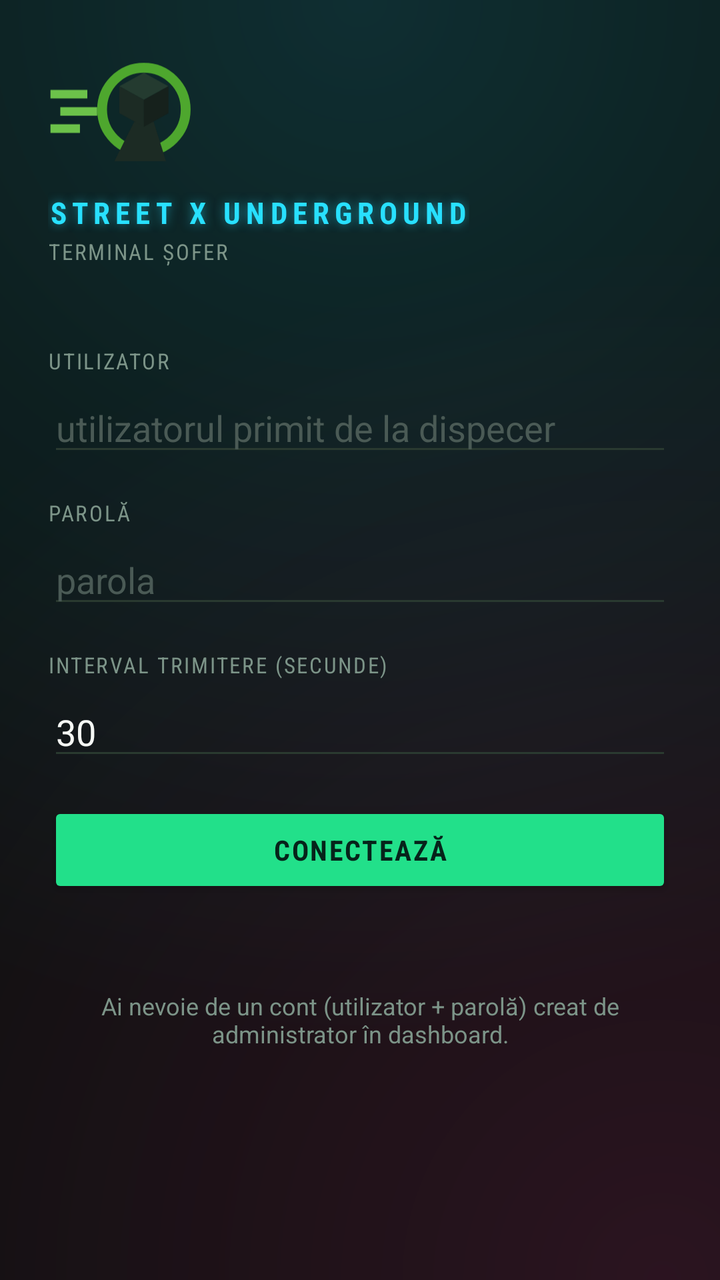
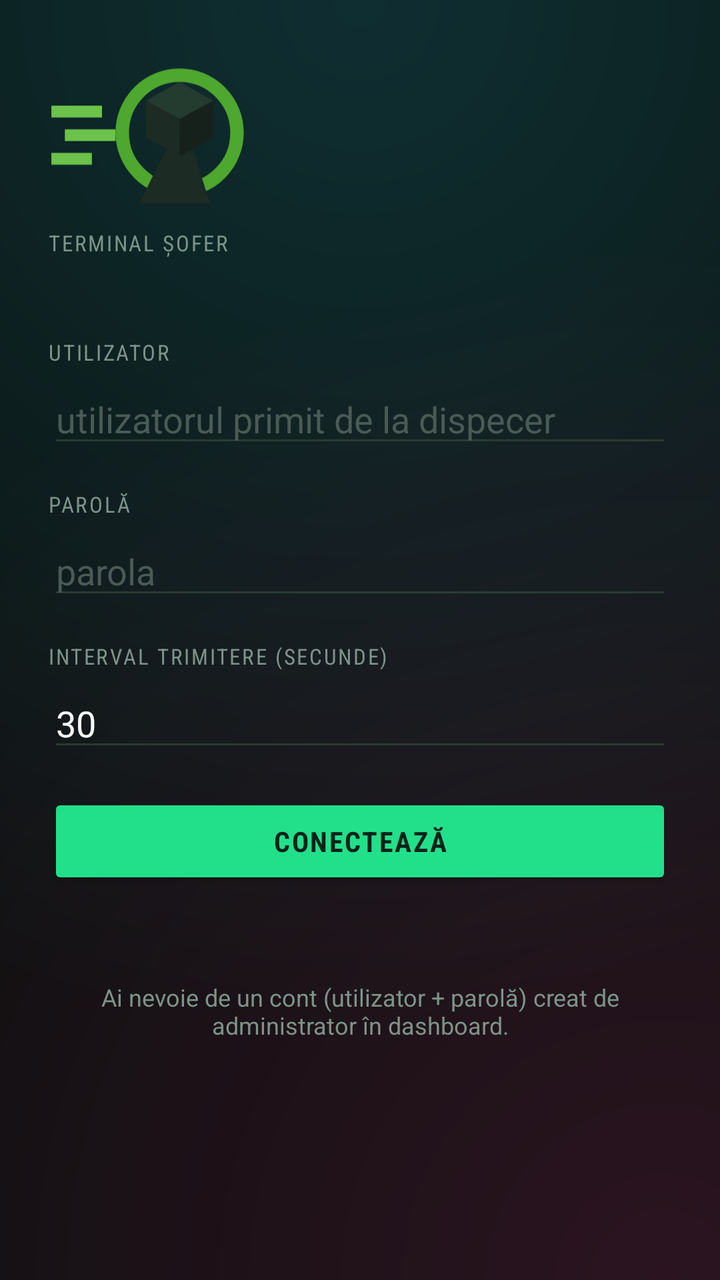

Two renders of the same Android screen: before a commit and after it. Below are the layout's source before the change and the commit's diff.
<!-- AndroidManifest.xml: application theme Theme.Material3.DayNight.NoActionBar -->
<!-- res/layout/activity_main.xml -->
<?xml version="1.0" encoding="utf-8"?>
<ScrollView xmlns:android="http://schemas.android.com/apk/res/android"
    xmlns:app="http://schemas.android.com/apk/res-auto"
    android:layout_width="match_parent"
    android:layout_height="match_parent"
    android:background="@drawable/bg_underground"
    android:fillViewport="true">

    <LinearLayout
        android:layout_width="match_parent"
        android:layout_height="wrap_content"
        android:orientation="vertical"
        android:padding="24dp">

        
        <LinearLayout
            android:layout_width="match_parent"
            android:layout_height="wrap_content"
            android:orientation="horizontal"
            android:gravity="center_vertical">

            <LinearLayout
                android:layout_width="0dp"
                android:layout_height="wrap_content"
                android:layout_weight="1"
                android:orientation="vertical">

                <ImageView
                    android:layout_width="wrap_content"
                    android:layout_height="64dp"
                    android:adjustViewBounds="true"
                    android:src="@drawable/ic_logo"
                    android:contentDescription="@string/app_name" />

                <TextView
                    style="@style/NeonTitle"
                    android:layout_marginTop="8dp"
                    android:text="Street X Underground"
                    android:textColor="#28e0ff"
                    android:textSize="15sp"
                    android:shadowColor="#8028e0ff"
                    android:shadowRadius="12"
                    android:shadowDx="0"
                    android:shadowDy="0" />

                <TextView
                    style="@style/Lbl"
                    android:layout_marginTop="2dp"
                    android:text="Terminal șofer"
                    android:textColor="#7c9488" />
            </LinearLayout>

            <com.google.android.material.imageview.ShapeableImageView
                android:id="@+id/ivProfile"
                android:layout_width="44dp"
                android:layout_height="44dp"
                android:scaleType="centerCrop"
                android:background="#173a2a"
                android:visibility="gone"
                app:shapeAppearanceOverlay="@style/CircleImage"
                app:strokeColor="#2fe08a"
                app:strokeWidth="2dp" />
        </LinearLayout>

        
        <LinearLayout
            android:id="@+id/loginBox"
            android:layout_width="match_parent"
            android:layout_height="wrap_content"
            android:orientation="vertical"
            android:layout_marginTop="20dp">

            <TextView style="@style/Lbl" android:text="Utilizator" />
            <EditText
                android:id="@+id/etUser"
                style="@style/Inp"
                android:hint="utilizatorul primit de la dispecer"
                android:inputType="text"
                android:autofillHints="username" />

            <TextView style="@style/Lbl" android:text="Parolă" />
            <EditText
                android:id="@+id/etPass"
                style="@style/Inp"
                android:hint="parola"
                android:inputType="textPassword"
                android:autofillHints="password" />

            <TextView style="@style/Lbl" android:text="Interval trimitere (secunde)" />
            <EditText
                android:id="@+id/etInterval"
                style="@style/Inp"
                android:text="30"
                android:inputType="number" />

            <Button
                android:id="@+id/btnLogin"
                android:layout_width="match_parent"
                android:layout_height="wrap_content"
                android:layout_marginTop="16dp"
                android:backgroundTint="#22e08a"
                android:textColor="#06231a"
                android:fontFamily="sans-serif-condensed"
                android:textStyle="bold"
                android:letterSpacing="0.06"
                app:cornerRadius="12dp"
                android:text="Conectează" />

            <TextView
                android:id="@+id/tvLoginErr"
                android:layout_width="match_parent"
                android:layout_height="wrap_content"
                android:layout_marginTop="12dp"
                android:gravity="center"
                android:textColor="#ff5b60"
                android:textSize="13sp"
                android:text="" />

            <TextView
                android:layout_width="match_parent"
                android:layout_height="wrap_content"
                android:layout_marginTop="16dp"
                android:gravity="center"
                android:textColor="#7c9488"
                android:textSize="12sp"
                android:text="Ai nevoie de un cont (utilizator + parolă) creat de administrator în dashboard." />
        </LinearLayout>

        
        <LinearLayout
            android:id="@+id/onlineBox"
            android:layout_width="match_parent"
            android:layout_height="wrap_content"
            android:orientation="vertical"
            android:gravity="center_horizontal"
            android:visibility="gone">

            <TextView
                android:id="@+id/tvStatus"
                android:layout_width="wrap_content"
                android:layout_height="wrap_content"
                android:layout_marginTop="40dp"
                android:layout_marginBottom="20dp"
                android:text="○ OFFLINE"
                android:textSize="20sp"
                android:textStyle="bold" />

            <Button
                android:id="@+id/btnToggle"
                android:layout_width="match_parent"
                android:layout_height="120dp"
                android:backgroundTint="#22e08a"
                android:textColor="#06231a"
                android:textSize="26sp"
                android:textStyle="bold"
                android:fontFamily="sans-serif-condensed"
                android:letterSpacing="0.12"
                app:cornerRadius="16dp"
                android:text="GO ONLINE" />

            <Button
                android:id="@+id/btnRoutes"
                android:layout_width="match_parent"
                android:layout_height="wrap_content"
                android:layout_marginTop="28dp"
                android:backgroundTint="#18221d"
                android:textColor="#bdefff"
                android:fontFamily="sans-serif-condensed"
                android:letterSpacing="0.04"
                app:cornerRadius="12dp"
                app:strokeColor="#5528e0ff"
                app:strokeWidth="1dp"
                android:text="🛣️ Trasee" />

            <Button
                android:id="@+id/btnCourses"
                android:layout_width="match_parent"
                android:layout_height="wrap_content"
                android:layout_marginTop="12dp"
                android:backgroundTint="#18221d"
                android:textColor="#c9f7e6"
                android:fontFamily="sans-serif-condensed"
                android:letterSpacing="0.04"
                app:cornerRadius="12dp"
                app:strokeColor="#5522e08a"
                app:strokeWidth="1dp"
                android:text="💬 Chat cu dispecerul" />

            <TextView
                android:layout_width="match_parent"
                android:layout_height="wrap_content"
                android:layout_marginTop="28dp"
                android:textColor="#6e7681"
                android:textSize="12sp"
                android:text="La pornire alege „Permite tot timpul” pentru locație, ca urmărirea să meargă și cu telefonul blocat. Apasă iconița din dreapta sus pentru cont / deconectare." />
        </LinearLayout>

    </LinearLayout>
</ScrollView>
<!-- resources referenced by this layout -->
<resources>
  <!-- drawable bg_underground (drawable) -->
  <?xml version="1.0" encoding="utf-8"?>
  <layer-list xmlns:android="http://schemas.android.com/apk/res/android">
      <item>
          <shape android:shape="rectangle">
              <solid android:color="#0a0f0d" />
          </shape>
      </item>
      <item>
          <shape android:shape="rectangle">
              <gradient
                  android:type="radial"
                  android:gradientRadius="520dp"
                  android:centerX="0.5"
                  android:centerY="0.0"
                  android:startColor="#2628e0ff"
                  android:endColor="#000a0f0d" />
          </shape>
      </item>
      <item>
          <shape android:shape="rectangle">
              <gradient
                  android:type="radial"
                  android:gradientRadius="520dp"
                  android:centerX="0.92"
                  android:centerY="1.0"
                  android:startColor="#22ff2d95"
                  android:endColor="#000a0f0d" />
          </shape>
      </item>
  </layer-list>
  <!-- drawable ic_logo (drawable) -->
  <vector xmlns:android="http://schemas.android.com/apk/res/android"
      android:width="128dp"
      android:height="104dp"
      android:viewportWidth="128"
      android:viewportHeight="104">
      
      <path android:fillColor="#6cc24a" android:pathData="M2,34 h30 v7 h-30 z" />
      <path android:fillColor="#6cc24a" android:pathData="M10,48 h30 v7 h-30 z" />
      <path android:fillColor="#6cc24a" android:pathData="M2,62 h24 v7 h-24 z" />
      
      <path
          android:fillColor="#00000000"
          android:strokeColor="#4ea72e"
          android:strokeWidth="8"
          android:pathData="M44,50 a34,34 0 1,1 68,0 a34,34 0 1,1 -68,0" />
      
      <path android:fillColor="#1c2b24" android:pathData="M54,92 L70,60 L86,60 L96,92 Z" />
      
      <path android:fillColor="#243b30" android:pathData="M78,20 L98,31 L78,42 L58,31 Z" />
      <path android:fillColor="#1c2b24" android:pathData="M58,31 L78,42 L78,64 L58,53 Z" />
      <path android:fillColor="#16211c" android:pathData="M98,31 L78,42 L78,64 L98,53 Z" />
  </vector>
  <string name="app_name">Street X Underground</string>
  <style name="CircleImage">
          <item name="cornerFamily">rounded</item>
          <item name="cornerSize">50%</item>
      </style>
  <style name="Inp">
          <item name="android:layout_width">match_parent</item>
          <item name="android:layout_height">wrap_content</item>
          <item name="android:textColor">#f5f8f5</item>
          <item name="android:textColorHint">#4a5a55</item>
          <item name="android:backgroundTint">#2a3a30</item>
      </style>
  <style name="Lbl">
          <item name="android:layout_width">wrap_content</item>
          <item name="android:layout_height">wrap_content</item>
          <item name="android:layout_marginTop">16dp</item>
          <item name="android:layout_marginBottom">4dp</item>
          <item name="android:textColor">#7c9488</item>
          <item name="android:textSize">11sp</item>
          <item name="android:fontFamily">sans-serif-condensed</item>
          <item name="android:letterSpacing">0.08</item>
          <item name="android:textAllCaps">true</item>
      </style>
  <style name="NeonTitle">
          <item name="android:layout_width">wrap_content</item>
          <item name="android:layout_height">wrap_content</item>
          <item name="android:fontFamily">sans-serif-condensed</item>
          <item name="android:textStyle">bold</item>
          <item name="android:letterSpacing">0.18</item>
          <item name="android:textAllCaps">true</item>
      </style>
</resources>

<!-- the commit's change to res/layout/activity_main.xml (unified diff, before → after) -->
@@ -27,21 +27,10 @@
 
                 <ImageView
                     android:layout_width="wrap_content"
-                    android:layout_height="64dp"
+                    android:layout_height="88dp"
                     android:adjustViewBounds="true"
                     android:src="@drawable/ic_logo"
                     android:contentDescription="@string/app_name" />
-
-                <TextView
-                    style="@style/NeonTitle"
-                    android:layout_marginTop="8dp"
-                    android:text="Street X Underground"
-                    android:textColor="#28e0ff"
-                    android:textSize="15sp"
-                    android:shadowColor="#8028e0ff"
-                    android:shadowRadius="12"
-                    android:shadowDx="0"
-                    android:shadowDy="0" />
 
                 <TextView
                     style="@style/Lbl"
<!-- resource entries referenced after the edit -->
@@ -77,13 +77,5 @@
           <item name="android:letterSpacing">0.08</item>
           <item name="android:textAllCaps">true</item>
       </style>
-  <style name="NeonTitle">
-          <item name="android:layout_width">wrap_content</item>
-          <item name="android:layout_height">wrap_content</item>
-          <item name="android:fontFamily">sans-serif-condensed</item>
-          <item name="android:textStyle">bold</item>
-          <item name="android:letterSpacing">0.18</item>
-          <item name="android:textAllCaps">true</item>
-      </style>
 </resources>
 
